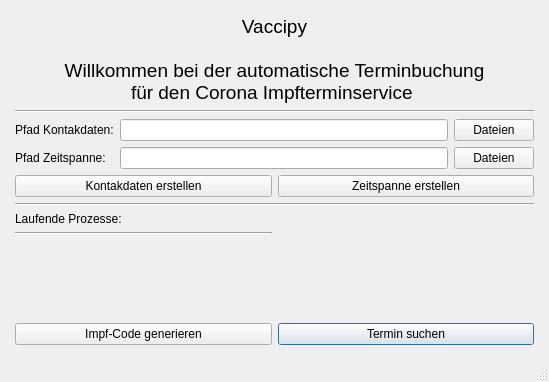
This is tools/gui/main.ui in timreibe/vaccipy as Qt 5 draws it before an edit. The edited form follows.
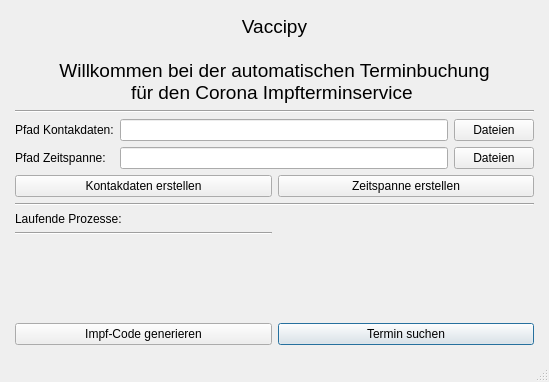
This is the edited form.

The edit to the form file:
```diff
--- a/tools/gui/main.ui
+++ b/tools/gui/main.ui
@@ -82,7 +82,7 @@
         <property name="text">
          <string>Vaccipy
 
-Willkommen bei der automatische Terminbuchung
+Willkommen bei der automatischen Terminbuchung
 für den Corona Impfterminservice </string>
         </property>
         <property name="alignment">
```
